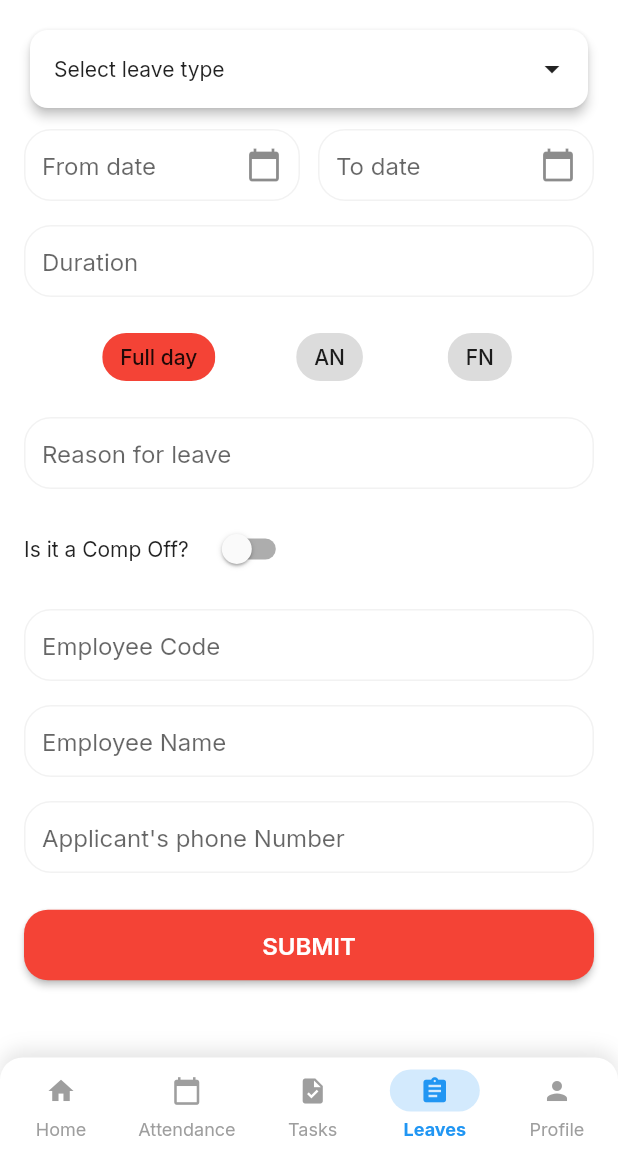
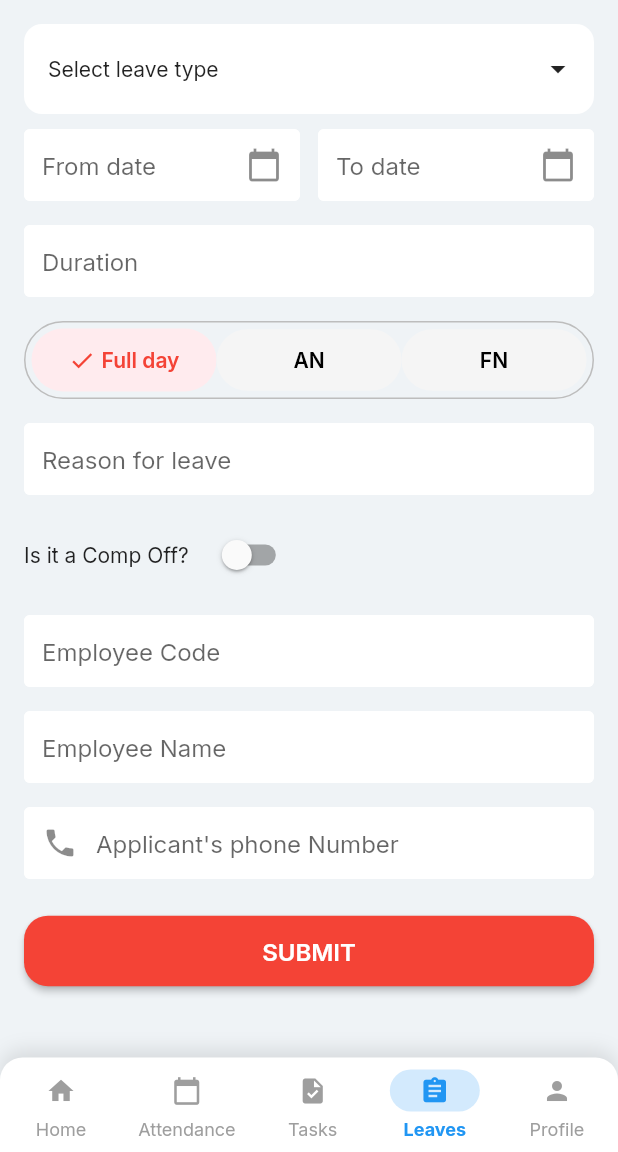
Before and after one commit to ttsnestdev-hash/tts_nest, a Flutter app: the screen it shows after launch, item 4 of the bottom bar chosen, on a phone screen of 412 x 824 dp, the part 84-1236 px from its top. Run offline on Flutter 3.47's test engine with Material 3 defaults, Android fonts, the light colour scheme and no system bars; our stand-ins replace get, google_fonts.

Commit message:
issues fixed

```diff
--- a/lib/UI/Leaves/Component/leaves_screen.dart
+++ b/lib/UI/Leaves/Component/leaves_screen.dart
@@ -2,6 +2,7 @@ import 'package:flutter/material.dart';
 import 'package:get/get.dart';
 
 import '../../../Widgets/DropdownWigets/dropdown_widgtes.dart';
+import '../../../Widgets/TextFormFeildWigets/textformfeilds_widgets.dart';
 import '../Controller/leave_controller.dart';
 
 class LeavesScreen extends StatelessWidget {
@@ -36,11 +37,11 @@ class LeavesScreen extends StatelessWidget {
             Row(
               children: [
                 Expanded(
-                  child: TextFormField(
+                  child: CommonTextField(
                     controller: controller.fromDateCtrl,
+                    hintText: "From date",
                     readOnly: true,
-                    decoration: _inputDecoration("From date")
-                        .copyWith(suffixIcon: const Icon(Icons.calendar_today)),
+                    suffixIcon: const Icon(Icons.calendar_today),
                     onTap: () async {
                       DateTime? picked = await showDatePicker(
                         context: context,
@@ -57,11 +58,11 @@ class LeavesScreen extends StatelessWidget {
                 ),
                 const SizedBox(width: 12),
                 Expanded(
-                  child: TextFormField(
+                  child: CommonTextField(
                     controller: controller.toDateCtrl,
+                    hintText: "To date",
                     readOnly: true,
-                    decoration: _inputDecoration("To date")
-                        .copyWith(suffixIcon: const Icon(Icons.calendar_today)),
+                    suffixIcon: const Icon(Icons.calendar_today),
                     onTap: () async {
                       DateTime? picked = await showDatePicker(
                         context: context,
@@ -81,32 +82,70 @@ class LeavesScreen extends StatelessWidget {
 
             const SizedBox(height: 16),
 
-            TextFormField(
+            CommonTextField(
               controller: controller.durationCtrl,
-              decoration: _inputDecoration("Duration"),
+              hintText: "Duration",
             ),
 
             const SizedBox(height: 16),
+            // Inside your build method
+            // Day Type Selector
+            Obx(() {
+              final options = ["Full day", "AN", "FN"];
+              final selected = controller.selectedDayType.value;
 
-            // Day Type Toggle
-            Obx(() => Row(
-              mainAxisAlignment: MainAxisAlignment.spaceEvenly,
-              children: ["Full day", "AN", "FN"]
-                  .map((e) => ChoiceChip(
-                label: Text(e),
-                selected: controller.selectedDayType.value == e,
-                onSelected: (_) =>
-                controller.selectedDayType.value = e,
-                selectedColor: Colors.red,
-              ))
-                  .toList(),
-            )),
+              return Container(
+                padding: const EdgeInsets.all(4),
+                decoration: BoxDecoration(
+                  border: Border.all(color: Colors.grey.shade400),
+                  borderRadius: BorderRadius.circular(50),
+                ),
+                child: Row(
+                  children: options.map((option) {
+                    final isSelected = selected == option;
+
+                    return Expanded(
+                      child: InkWell(
+                        onTap: () => controller.selectedDayType.value = option,
+                        child: Container(
+                          padding: const EdgeInsets.symmetric(
+                              vertical: 12, horizontal: 8),
+                          decoration: BoxDecoration(
+                            color: isSelected
+                                ? Colors.red.shade50
+                                : Colors.grey.shade100,
+                            borderRadius: BorderRadius.circular(40),
+                          ),
+                          child: Row(
+                            mainAxisAlignment: MainAxisAlignment.center,
+                            children: [
+                              if (isSelected) ...[
+                                const Icon(Icons.check,
+                                    color: Colors.red, size: 18),
+                                const SizedBox(width: 4),
+                              ],
+                              Text(
+                                option,
+                                style: TextStyle(
+                                  fontWeight: FontWeight.w600,
+                                  color: isSelected ? Colors.red : Colors.black,
+                                ),
+                              ),
+                            ],
+                          ),
+                        ),
+                      ),
+                    );
+                  }).toList(),
+                ),
+              );
+            }),
 
             const SizedBox(height: 16),
 
-            TextFormField(
+            CommonTextField(
               controller: controller.reasonCtrl,
-              decoration: _inputDecoration("Reason for leave"),
+              hintText: "Reason for leave",
             ),
 
             const SizedBox(height: 16),
@@ -125,20 +164,21 @@ class LeavesScreen extends StatelessWidget {
 
             const SizedBox(height: 16),
 
-            TextFormField(
+            CommonTextField(
               controller: controller.empCodeCtrl,
-              decoration: _inputDecoration("Employee Code"),
+              hintText: "Employee Code",
             ),
             const SizedBox(height: 16),
-            TextFormField(
+            CommonTextField(
               controller: controller.empNameCtrl,
-              decoration: _inputDecoration("Employee Name"),
+              hintText: "Employee Name",
             ),
             const SizedBox(height: 16),
-            TextFormField(
+            CommonTextField(
               controller: controller.phoneCtrl,
-              decoration: _inputDecoration("Applicant's phone Number"),
+              hintText: "Applicant's phone Number",
               keyboardType: TextInputType.phone,
+              prefixIcon: const Icon(Icons.phone),
             ),
 
             const SizedBox(height: 24),
@@ -159,13 +199,4 @@ class LeavesScreen extends StatelessWidget {
       ),
     );
   }
-
-  InputDecoration _inputDecoration(String hint) {
-    return InputDecoration(
-      hintText: hint,
-      filled: true,
-      fillColor: Colors.white, // 🔥 White background
-      contentPadding: const EdgeInsets.symmetric(horizontal: 12, vertical: 14),
-    );
 }
-}
--- a/lib/Widgets/DropdownWigets/dropdown_widgtes.dart
+++ b/lib/Widgets/DropdownWigets/dropdown_widgtes.dart
@@ -32,12 +32,11 @@ class CardDropdown<T> extends StatelessWidget {
   Widget build(BuildContext context) {
     return SizedBox(
       height: height,
-      child: Card(
-        elevation: elevation,
-        shape: RoundedRectangleBorder(
+      child: Container(
+        decoration: BoxDecoration(
+          color: Colors.white, // pure white
           borderRadius: BorderRadius.circular(borderRadius),
         ),
-        child: Padding(
         padding: const EdgeInsets.symmetric(horizontal: 12, vertical: 6),
         child: CustDropDown<T>(
           items: items,
@@ -48,7 +47,6 @@ class CardDropdown<T> extends StatelessWidget {
           defaultSelectedIndex: defaultSelectedIndex,
           enabled: enabled,
           onChanged: onChanged,
-          ),
         ),
       ),
     );
--- a/lib/Widgets/TextFormFeildWigets/textformfeilds_widgets.dart
+++ b/lib/Widgets/TextFormFeildWigets/textformfeilds_widgets.dart
@@ -0,0 +1,71 @@
+import 'package:flutter/material.dart';
+
+class CommonTextField extends StatelessWidget {
+  final TextEditingController? controller;
+  final String? hintText;
+  final TextInputType? keyboardType;
+  final TextInputAction? textInputAction;
+  final bool obscureText;
+  final Widget? prefixIcon;
+  final Widget? suffixIcon;
+  final int? maxLines;
+  final int? minLines;
+  final bool readOnly;
+  final String? Function(String?)? validator;
+  final void Function(String)? onChanged;
+  final void Function()? onTap;
+
+  const CommonTextField({
+    super.key,
+    this.controller,
+    this.hintText,
+    this.keyboardType,
+    this.textInputAction,
+    this.obscureText = false,
+    this.prefixIcon,
+    this.suffixIcon,
+    this.maxLines = 1,
+    this.minLines,
+    this.readOnly = false,
+    this.validator,
+    this.onChanged,
+    this.onTap,
+  });
+
+  @override
+  Widget build(BuildContext context) {
+    return TextFormField(
+      controller: controller,
+      keyboardType: keyboardType,
+      textInputAction: textInputAction,
+      obscureText: obscureText,
+      maxLines: maxLines,
+      minLines: minLines,
+      readOnly: readOnly,
+      validator: validator,
+      onChanged: onChanged,
+      onTap: onTap,
+      decoration: InputDecoration(
+        hintText: hintText,
+        prefixIcon: prefixIcon,
+        suffixIcon: suffixIcon,
+        filled: true,
+        fillColor: Colors.white,
+        contentPadding:
+            const EdgeInsets.symmetric(horizontal: 12, vertical: 14),
+        border: OutlineInputBorder(
+          borderRadius: BorderRadius.circular(4), // box type
+          borderSide: const BorderSide(color: Colors.white, width: 1),
+        ),
+        enabledBorder: OutlineInputBorder(
+          borderRadius: BorderRadius.circular(4),
+          borderSide: const BorderSide(color: Colors.white, width: 1),
+        ),
+        focusedBorder: OutlineInputBorder(
+          borderRadius: BorderRadius.circular(4),
+          borderSide: const BorderSide(color:Color(0xFF6A7D94), width: 1.5),
+        ),
+      ),
+    );
+  }
+}
--- a/lib/app_colors.dart
+++ b/lib/app_colors.dart
@@ -4,7 +4,8 @@ import 'package:flutter/material.dart';
 class AppColors {
   static const background = Color(0xFFF7F8FC);
   static const cardBackground = Color(0xFFFFFFFF);
-  static const fieldBackground = Color(0xFFD7D7D7);
+
+  static const fieldBackground = Color(0xFFF3EAEA);
   static const lightGrey = Color(0xFFF6F6F6);
 
   static const primaryRed = Color(0xFFCA282C);
--- a/lib/theme.dart
+++ b/lib/theme.dart
@@ -14,13 +14,13 @@ class AppTheme {
 
   static ThemeData lightTheme = ThemeData(
     useMaterial3: false,
-    scaffoldBackgroundColor: Colors.white,
+    scaffoldBackgroundColor: const Color(0xFFEFF3F6),
     primaryColor: primaryColor,
     colorScheme: ColorScheme.fromSeed(
       seedColor: primaryColor,
       primary: primaryColor,
       secondary: accentColor,
-      background: Colors.white,
+      background: scaffoldBg,
     ),
     textTheme: GoogleFonts.interTextTheme(
       ThemeData.light().textTheme.apply(
```
Lines whose indentation alone changed are shown as unchanged.
